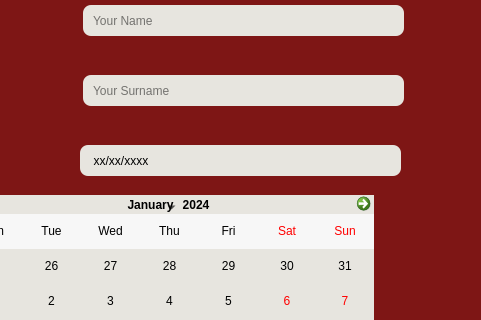
First picture: the form in app/gui/registerMembership/registerMembership.ui, repository chananon-n/FineCuisine, before the edit; both pictures show x 547 to 1028 and y 145 to 465 of the 1280 by 720 pixel window.
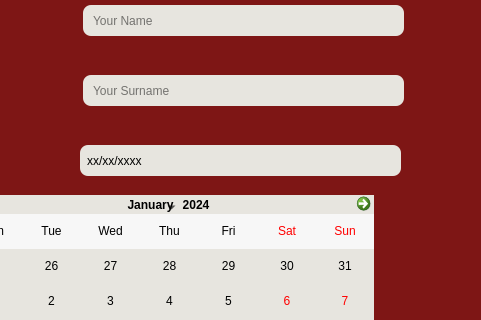
Second picture: the form after the edit. Icons and pictures are not drawn.

Commit message: complete function for register membership page

```diff
--- a/app/gui/registerMembership/registerMembership.ui
+++ b/app/gui/registerMembership/registerMembership.ui
@@ -418,7 +418,7 @@
 padding: 4px;</string>
            </property>
            <property name="text">
-            <string>  xx/xx/xxxx</string>
+            <string>xx/xx/xxxx</string>
            </property>
           </widget>
          </widget>
```
The commit also changes 2 other files.
